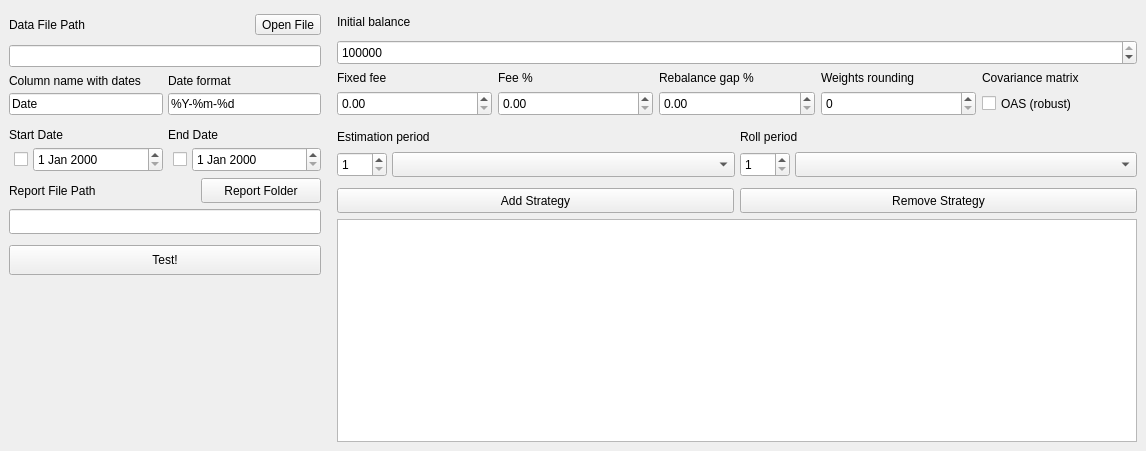
This is hrp.ui in daniilmann/hrp as Qt 5 draws it before an edit. The edited form follows.
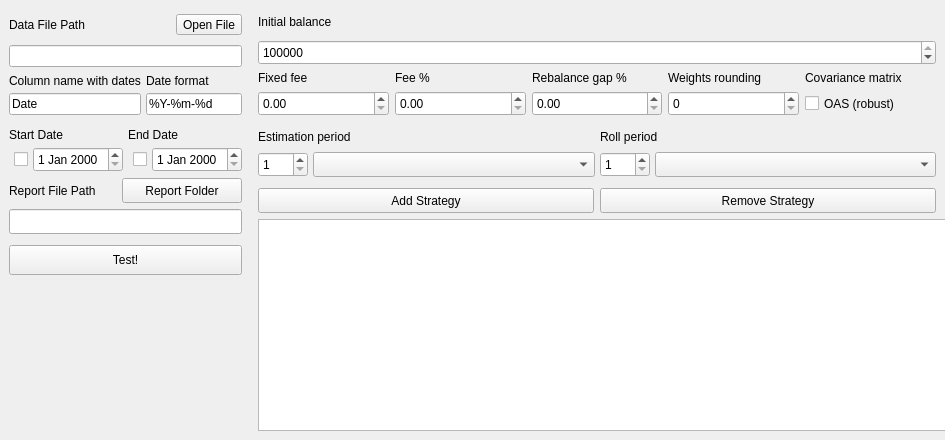
This is the edited form.

Diff of the .ui file:
```diff
--- a/hrp.ui
+++ b/hrp.ui
@@ -9,8 +9,8 @@
    <rect>
     <x>0</x>
     <y>0</y>
-    <width>1146</width>
-    <height>451</height>
+    <width>945</width>
+    <height>440</height>
    </rect>
   </property>
   <property name="sizePolicy">
```
